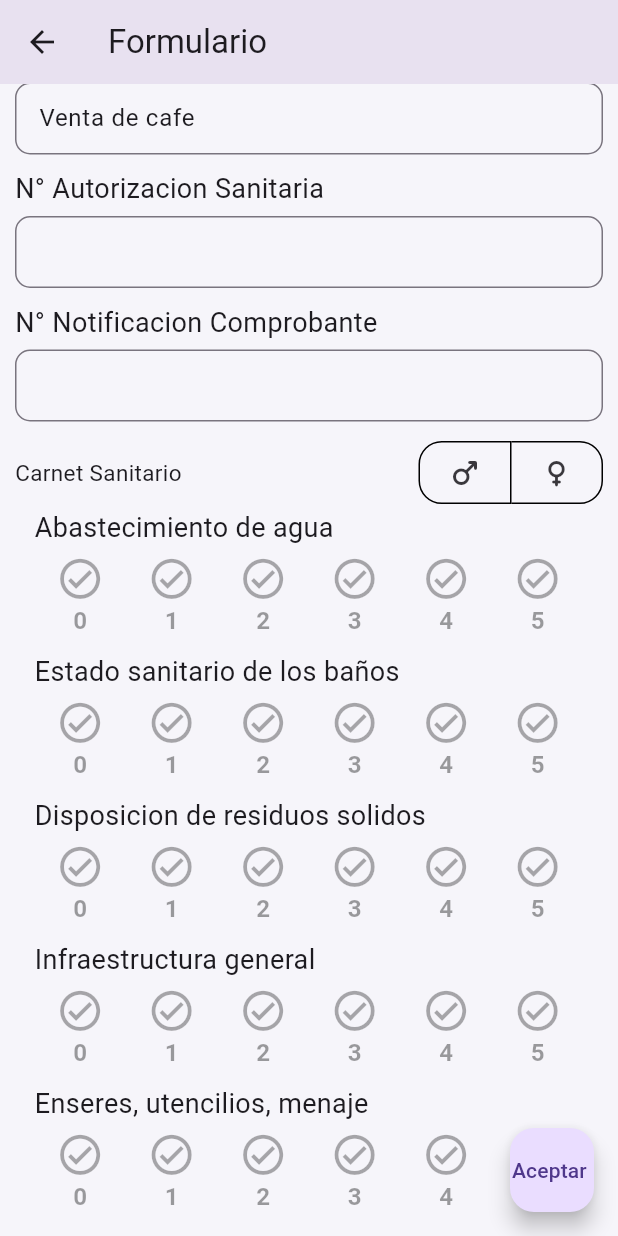
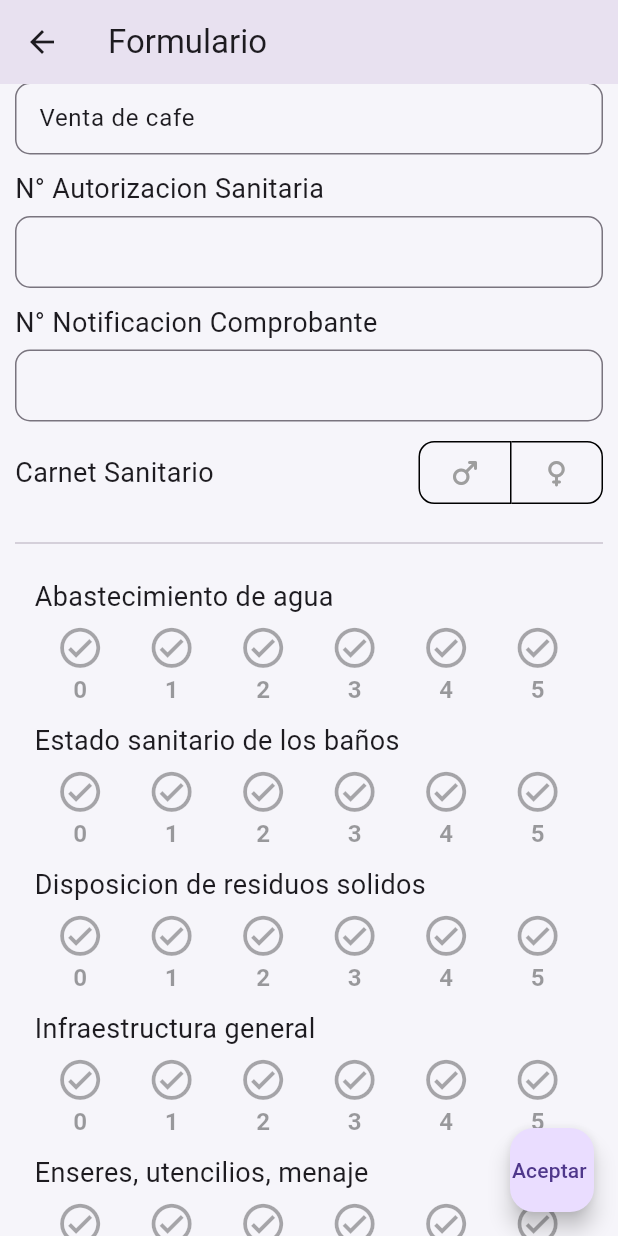
Before and after one commit to aleydacv/inspection_app, a Flutter app: the FormScreen screen opened directly, scrolled down 576 dp, on a phone screen of 412 x 824 dp. Run offline on Flutter 3.47's test engine with Material 3 defaults, Android fonts, the phone set to English and light mode, and no system bars; drawn by our look-alikes of flutter_rating_bar.

Commit message:
add component Biosafety in form

```diff
--- a/lib/main.dart
+++ b/lib/main.dart
@@ -1,5 +1,4 @@
 import 'package:flutter/material.dart';
-import 'package:inspection_app/widgets/navigation_bar_app/bottom_navigation_bar.dart';
 import 'package:inspection_app/widgets/navigation_bar_app/navigation_bar.dart';
 
 void main() {
--- a/lib/screens/new_inspection/components/form/form_screen.dart
+++ b/lib/screens/new_inspection/components/form/form_screen.dart
@@ -1,5 +1,9 @@
 import 'package:flutter/material.dart';
+import 'package:inspection_app/screens/new_inspection/components/form/components/biosafety_control.dart';
+import 'package:inspection_app/screens/new_inspection/components/form/components/industrial_security.dart';
+import 'package:inspection_app/screens/new_inspection/components/form/components/pest_control.dart';
 import 'package:inspection_app/screens/new_inspection/components/form/widgets/auto_text_field.dart';
+import 'package:inspection_app/screens/new_inspection/components/form/widgets/custom_divider.dart';
 import 'package:inspection_app/screens/new_inspection/components/form/widgets/input_text_field.dart';
 import 'package:inspection_app/screens/new_inspection/components/form/widgets/raiting_bar.dart';
 import 'package:inspection_app/screens/new_inspection/components/form/widgets/toggle_buttons.dart';
@@ -40,6 +44,26 @@ class _FormScreenState extends State<FormScreen> {
   final List<bool> fireExtinguisher = [false, false, false];
   final List<bool> firstAidKit = [false, false, false];
   final List<bool> sanitaryCi = [false, false];
+
+  final TextEditingController pestName = TextEditingController();
+  final List<bool> pestAuthorization = [false, false];
+  final List<bool> pestReport = [false, false];
+
+  final List<bool> biosafetyProtocol = [false, false];
+  final List<bool> biosafetySigns = [false, false];
+  final List<bool> faceMask = [false, false];
+  final List<bool> disposableGloves = [false, false];
+  final List<bool> hairControl = [false, false];
+  final List<bool> alcohol = [false, false];
+  final List<bool> cleaningLog = [false, false, false];
+  final List<bool> indoorDisinfection = [false, false];
+  final List<bool> outdoorDisinfection = [false, false];
+
+  final TextEditingController desinfectionProduct = TextEditingController();
+  bool controlOilExists = false;
+  final TextEditingController usedOilController = TextEditingController();
+  final TextEditingController observationsController = TextEditingController();
+
   @override
   Widget build(BuildContext context) {
     return Scaffold(
@@ -90,7 +114,9 @@ class _FormScreenState extends State<FormScreen> {
                   selectedList: sanitaryCi,
                   options: maleFemaleOptions,
                   title: "Carnet Sanitario",
+                  isTitle: true,
                   onPressed: (int index) => onPressedToggle(index, sanitaryCi)),
+              const CustomDivider(),
               CustomRatingBar(
                   title: "Abastecimiento de agua",
                   controller: waterSupplyController,
@@ -136,24 +162,42 @@ class _FormScreenState extends State<FormScreen> {
                       foodPreservationController = rating - 1;
                     });
                   }),
-              Divider(),
-              CustomToggleButtons(
-                  selectedList: workWear,
-                  options: multipleOptions,
-                  title: "Ropa de Trabajo",
-                  onPressed: (int index) => onPressedToggle(index, workWear)),
-              CustomToggleButtons(
-                  selectedList: fireExtinguisher,
-                  options: multipleOptions,
-                  title: "Extintor",
-                  onPressed: (int index) =>
-                      onPressedToggle(index, fireExtinguisher)),
-              CustomToggleButtons(
-                  selectedList: firstAidKit,
-                  options: multipleOptions,
-                  title: "Botiquin",
-                  onPressed: (int index) =>
-                      onPressedToggle(index, firstAidKit)),
+              const CustomDivider(),
+              IndustrialSecurity(
+                  multipleOptions: multipleOptions,
+                  workWear: workWear,
+                  fireExtinguisher: fireExtinguisher,
+                  firstAidKit: firstAidKit,
+                  onPressedToggle: onPressedToggle),
+              const CustomDivider(),
+              PestControl(
+                  pestName: pestName,
+                  yesNoOptions: yesNoOptions,
+                  pestAuthorization: pestAuthorization,
+                  pestReport: pestReport,
+                  onPressedToggle: onPressedToggle),
+              const CustomDivider(),
+              BiosafetyControl(
+                yesNoOptions: yesNoOptions,
+                multipleOptions: multipleOptions,
+                biosafetyProtocol: biosafetyProtocol,
+                biosafetySigns: biosafetySigns,
+                faceMask: faceMask,
+                disposableGloves: disposableGloves,
+                hairControl: hairControl,
+                alcohol: alcohol,
+                cleaningLog: cleaningLog,
+                indoorDisinfection: indoorDisinfection,
+                outdoorDisinfection: outdoorDisinfection,
+                onPressedToggle: onPressedToggle,
+                desinfectionProduct: desinfectionProduct,
+              ),
+              const CustomDivider(),
+              Switch(
+                  value: controlOilExists,
+                  onChanged: (bool value) {
+                    controlOilExists = value;
+                  }),
             ],
           )),
         ),
@@ -182,6 +226,6 @@ class _FormScreenState extends State<FormScreen> {
   }
 
   void _submitForm() {
-    print("VALOR: $waterSupplyController");
+    print("VALOR: $pestReport");
   }
 }
--- /dev/null
+++ b/lib/screens/new_inspection/components/form/widgets/custom_divider.dart
@@ -0,0 +1,18 @@
+import 'package:flutter/material.dart';
+
+class CustomDivider extends StatelessWidget {
+  const CustomDivider({super.key});
+
+  @override
+  Widget build(BuildContext context) {
+    return const Column(
+      children: [
+        SizedBox(height: 15),
+        Divider(),
+        SizedBox(
+          height: 15,
+        )
+      ],
+    );
+  }
+}
--- a/lib/screens/new_inspection/components/form/widgets/input_text_field.dart
+++ b/lib/screens/new_inspection/components/form/widgets/input_text_field.dart
@@ -3,8 +3,12 @@ import 'package:flutter/material.dart';
 class InputTextField extends StatefulWidget {
   final String label;
   final TextEditingController controller;
+  final bool isTitle;
   const InputTextField(
-      {super.key, required this.label, required this.controller});
+      {super.key,
+      required this.label,
+      required this.controller,
+      this.isTitle = true});
 
   @override
   State<InputTextField> createState() => _InputTextFieldState();
@@ -18,7 +22,7 @@ class _InputTextFieldState extends State<InputTextField> {
       children: [
         Text(
           widget.label,
-          style: const TextStyle(fontSize: 18),
+          style: TextStyle(fontSize: widget.isTitle ? 18 : 15),
         ),
         const SizedBox(height: 5),
         TextFormField(
--- a/lib/screens/new_inspection/components/form/widgets/toggle_buttons.dart
+++ b/lib/screens/new_inspection/components/form/widgets/toggle_buttons.dart
@@ -7,12 +7,14 @@ class CustomToggleButtons extends StatefulWidget {
     required this.options,
     required this.onPressed,
     required this.title,
+    required this.isTitle,
   });
 
   final List<bool> selectedList;
   final List<Widget> options;
   final Function(int) onPressed;
   final String title;
+  final bool isTitle;
 
   @override
   State<CustomToggleButtons> createState() => _CustomToggleButtonsState();
@@ -26,18 +28,19 @@ class _CustomToggleButtonsState extends State<CustomToggleButtons> {
       children: [
         Text(
           widget.title,
-          style: const TextStyle(
-            fontSize: 15,
+          style: TextStyle(
+            fontSize: widget.isTitle ? 18 : 15,
           ),
         ),
         ToggleButtons(
           isSelected: widget.selectedList,
           onPressed: widget.onPressed,
           constraints: const BoxConstraints(minHeight: 40, minWidth: 60),
-          borderRadius: BorderRadius.circular(15),
+          borderRadius: BorderRadius.circular(10),
           selectedColor: Colors.black,
           borderColor: Colors.black,
           selectedBorderColor: Colors.deepPurple,
+          color: Colors.grey,
           children: widget.options,
         ),
       ],
```
Also changed, not shown: lib/screens/new_inspection/components/form/components/biosafety_control.dart (added, +122 -0 lines), lib/screens/new_inspection/components/form/components/industrial_security.dart (added, +50 -0 lines), lib/screens/new_inspection/components/form/components/pest_control.dart (added, +51 -0 lines).
